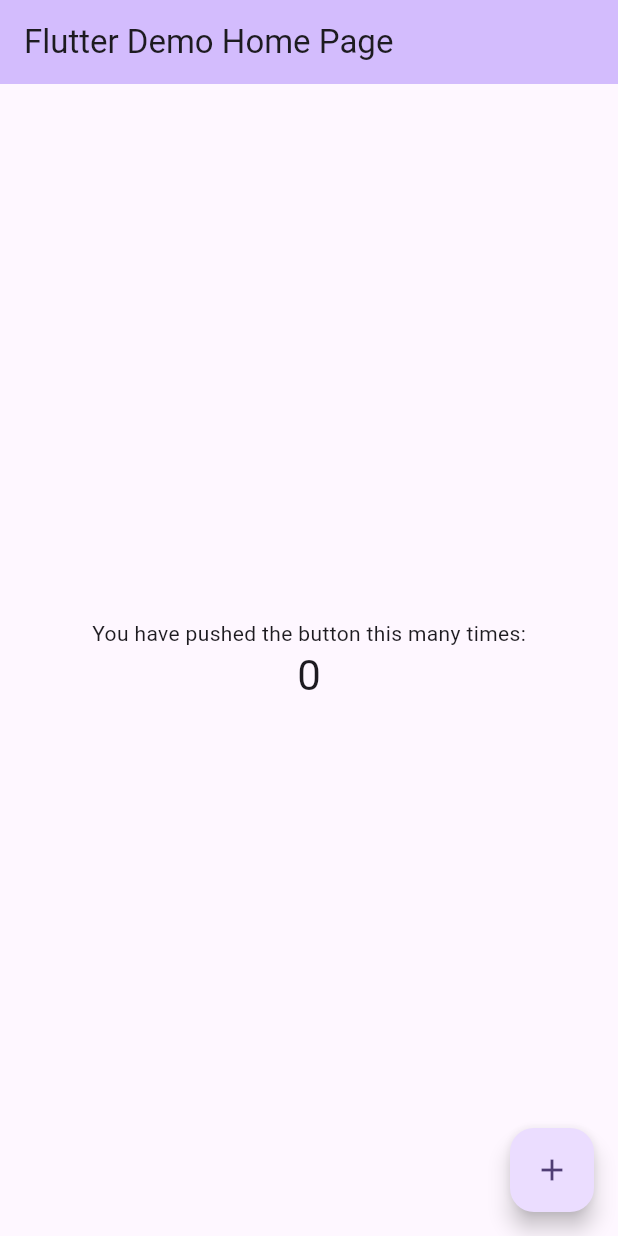
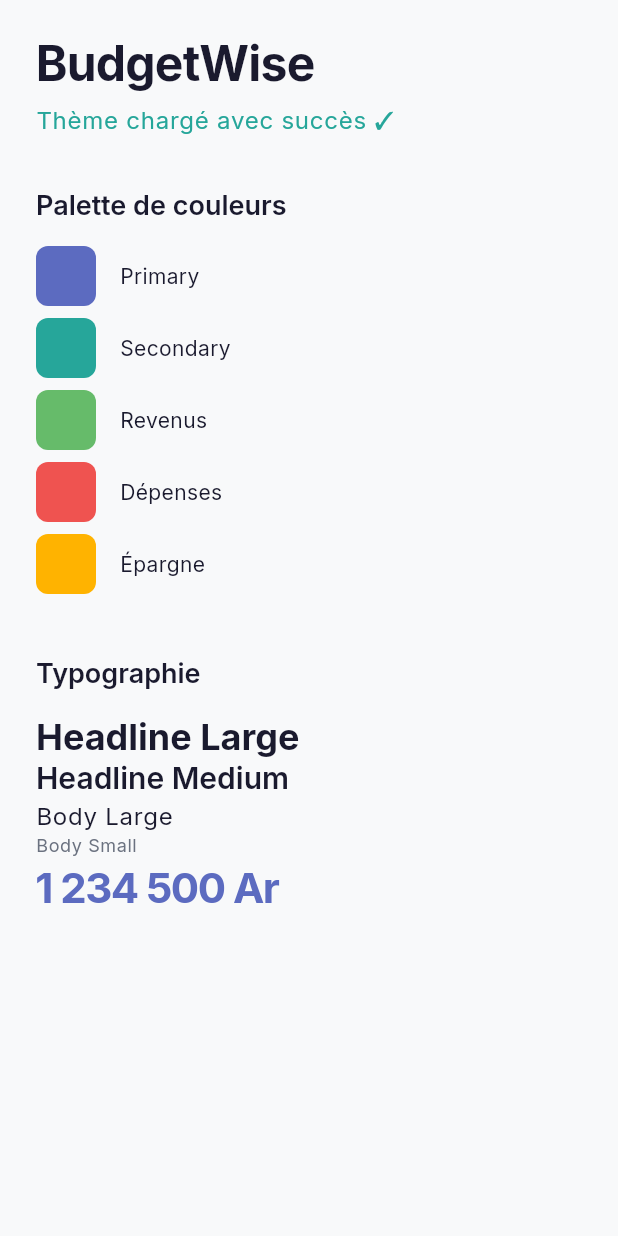
Before and after one commit to AvotriniainaRas/budget_wise, a Flutter app: the screen it shows after launch, on a phone screen of 412 x 824 dp. Run offline on Flutter 3.47's test engine with Material 3 defaults, Android fonts, the phone set to English and light mode, and no system bars; our stand-ins replace flutter_riverpod, google_fonts, hive_flutter; accounts and stored records are empty.

````diff
--- /dev/null
+++ b/lib/app.dart
@@ -0,0 +1,119 @@
+import 'package:flutter/material.dart';
+import 'package:flutter_riverpod/flutter_riverpod.dart';
+import 'core/theme/theme.dart';
+
+/// Widget racine de l'application BudgetWise.
+///
+/// [ConsumerWidget] permet d'écouter les providers Riverpod.
+/// Ici on l'utilise pour observer le [themeMode] (clair/sombre).
+class BudgetWiseApp extends ConsumerWidget {
+  const BudgetWiseApp({super.key});
+
+  @override
+  Widget build(BuildContext context, WidgetRef ref) {
+    return MaterialApp(
+      title: 'BudgetWise',
+      debugShowCheckedModeBanner: false,
+
+      // Thèmes clair et sombre définis dans AppTheme.
+      theme: AppTheme.light,
+      darkTheme: AppTheme.dark,
+
+      // Suit les préférences système pour l'instant.
+      // On branchera un provider Riverpod ici plus tard.
+      themeMode: ThemeMode.system,
+
+      // Écran temporaire pour vérifier que tout compile.
+      home: const _PlaceholderScreen(),
+    );
+  }
+}
+
+/// Écran temporaire — sera remplacé par go_router.
+class _PlaceholderScreen extends StatelessWidget {
+  const _PlaceholderScreen();
+
+  @override
+  Widget build(BuildContext context) {
+    final colors = Theme.of(context).colorScheme;
+    final texts  = Theme.of(context).textTheme;
+
+    return Scaffold(
+      backgroundColor: colors.surface,
+      body: SafeArea(
+        child: Padding(
+          padding: const EdgeInsets.all(AppTheme.spacingL),
+          child: Column(
+            crossAxisAlignment: CrossAxisAlignment.start,
+            children: [
+              // En-tête
+              Text('BudgetWise', style: texts.displayLarge),
+              const SizedBox(height: AppTheme.spacingS),
+              Text(
+                'Thème chargé avec succès ✓',
+                style: texts.bodyLarge?.copyWith(
+                  color: AppColors.secondary,
+                ),
+              ),
+              const SizedBox(height: AppTheme.spacingXL),
+
+              // Aperçu des couleurs
+              Text('Palette de couleurs', style: texts.headlineSmall),
+              const SizedBox(height: AppTheme.spacingM),
+              _ColorRow(label: 'Primary',  color: AppColors.primary),
+              _ColorRow(label: 'Secondary',color: AppColors.secondary),
+              _ColorRow(label: 'Revenus',  color: AppColors.income),
+              _ColorRow(label: 'Dépenses', color: AppColors.expense),
+              _ColorRow(label: 'Épargne',  color: AppColors.savings),
+
+              const SizedBox(height: AppTheme.spacingXL),
+
+              // Aperçu des typographies
+              Text('Typographie', style: texts.headlineSmall),
+              const SizedBox(height: AppTheme.spacingM),
+              Text('Headline Large',  style: texts.headlineLarge),
+              Text('Headline Medium', style: texts.headlineMedium),
+              Text('Body Large',      style: texts.bodyLarge),
+              Text('Body Small',      style: texts.bodySmall),
+              Text(
+                '1 234 500 Ar',
+                style: AppTextStyles.amount.copyWith(
+                  color: AppColors.primary,
+                ),
+              ),
+            ],
+          ),
+        ),
+      ),
+    );
+  }
+}
+
+/// Widget utilitaire pour afficher une couleur avec son label.
+class _ColorRow extends StatelessWidget {
+  const _ColorRow({required this.label, required this.color});
+
+  final String label;
+  final Color  color;
+
+  @override
+  Widget build(BuildContext context) {
+    return Padding(
+      padding: const EdgeInsets.only(bottom: AppTheme.spacingS),
+      child: Row(
+        children: [
+          Container(
+            width: 40,
+            height: 40,
+            decoration: BoxDecoration(
+              color: color,
+              borderRadius: BorderRadius.circular(AppTheme.radiusSmall),
+            ),
+          ),
+          const SizedBox(width: AppTheme.spacingM),
+          Text(label, style: Theme.of(context).textTheme.bodyMedium),
+        ],
+      ),
+    );
+  }
+}
--- /dev/null
+++ b/lib/core/theme/app_colors.dart
@@ -0,0 +1,40 @@
+import 'package:flutter/material.dart';
+
+/// Palette de couleurs de l'application BudgetWise.
+///
+/// Toutes les couleurs sont définies ici et référencées
+/// depuis [AppTheme]. Ne jamais écrire de couleurs en dur
+/// dans les widgets — toujours utiliser cette classe ou
+/// [Theme.of(context).colorScheme].
+abstract final class AppColors {
+  // ── Couleurs primaires ──────────────────────────────
+  static const Color primary        = Color(0xFF5C6BC0); // Indigo
+  static const Color primaryLight   = Color(0xFF8E99F3);
+  static const Color primaryDark    = Color(0xFF26418F);
+
+  // ── Couleurs secondaires ────────────────────────────
+  static const Color secondary      = Color(0xFF26A69A); // Teal
+  static const Color secondaryLight = Color(0xFF64D8CB);
+  static const Color secondaryDark  = Color(0xFF00766C);
+
+  // ── Sémantique financière ───────────────────────────
+  static const Color income         = Color(0xFF66BB6A); // Vert  = revenu
+  static const Color expense        = Color(0xFFEF5350); // Rouge = dépense
+  static const Color savings        = Color(0xFFFFB300); // Ambre = épargne
+
+  // ── Neutres ─────────────────────────────────────────
+  static const Color surface        = Color(0xFFF8F9FA);
+  static const Color card           = Color(0xFFFFFFFF);
+  static const Color divider        = Color(0xFFE0E0E0);
+
+  // ── Textes ──────────────────────────────────────────
+  static const Color textPrimary    = Color(0xFF1A1A2E);
+  static const Color textSecondary  = Color(0xFF6B7280);
+  static const Color textHint       = Color(0xFFB0BEC5);
+
+  // ── Dark mode ───────────────────────────────────────
+  static const Color darkBackground = Color(0xFF0F0F1A);
+  static const Color darkSurface    = Color(0xFF1A1A2E);
+  static const Color darkCard       = Color(0xFF252540);
+  static const Color darkDivider    = Color(0xFF2E2E4A);
+}
--- /dev/null
+++ b/lib/core/theme/app_text_styles.dart
@@ -0,0 +1,72 @@
+import 'package:flutter/material.dart';
+import 'package:google_fonts/google_fonts.dart';
+import 'app_colors.dart';
+
+/// Styles de texte de l'application BudgetWise.
+///
+/// Basés sur la police [Inter] via Google Fonts.
+/// Hiérarchie : displayLarge → bodySmall → labelSmall.
+abstract final class AppTextStyles {
+  static TextStyle get _base => GoogleFonts.inter(
+    color: AppColors.textPrimary,
+  );
+
+  // ── Titres principaux ────────────────────────────────
+  static TextStyle get displayLarge => _base.copyWith(
+    fontSize: 32,
+    fontWeight: FontWeight.w700,
+    letterSpacing: -0.5,
+  );
+
+  static TextStyle get headlineLarge => _base.copyWith(
+    fontSize: 24,
+    fontWeight: FontWeight.w700,
+  );
+
+  static TextStyle get headlineMedium => _base.copyWith(
+    fontSize: 20,
+    fontWeight: FontWeight.w600,
+  );
+
+  static TextStyle get headlineSmall => _base.copyWith(
+    fontSize: 18,
+    fontWeight: FontWeight.w600,
+  );
+
+  // ── Corps de texte ───────────────────────────────────
+  static TextStyle get bodyLarge => _base.copyWith(
+    fontSize: 16,
+    fontWeight: FontWeight.w400,
+  );
+
+  static TextStyle get bodyMedium => _base.copyWith(
+    fontSize: 14,
+    fontWeight: FontWeight.w400,
+  );
+
+  static TextStyle get bodySmall => _base.copyWith(
+    fontSize: 12,
+    fontWeight: FontWeight.w400,
+    color: AppColors.textSecondary,
+  );
+
+  // ── Labels & montants ────────────────────────────────
+  static TextStyle get labelLarge => _base.copyWith(
+    fontSize: 14,
+    fontWeight: FontWeight.w600,
+    letterSpacing: 0.1,
+  );
+
+  /// Style spécifique pour afficher les montants financiers.
+  static TextStyle get amount => _base.copyWith(
+    fontSize: 28,
+    fontWeight: FontWeight.w700,
+    letterSpacing: -1.0,
+  );
+
+  static TextStyle get amountSmall => _base.copyWith(
+    fontSize: 18,
+    fontWeight: FontWeight.w600,
+    letterSpacing: -0.5,
+  );
+}
--- /dev/null
+++ b/lib/core/theme/app_theme.dart
@@ -0,0 +1,194 @@
+import 'package:flutter/material.dart';
+import 'package:google_fonts/google_fonts.dart';
+import 'app_colors.dart';
+import 'app_text_styles.dart';
+
+/// Thème principal de BudgetWise.
+///
+/// Usage dans [MaterialApp] :
+/// ```dart
+/// MaterialApp(
+///   theme: AppTheme.light,
+///   darkTheme: AppTheme.dark,
+///   themeMode: ThemeMode.system,
+/// )
+/// ```
+abstract final class AppTheme {
+  // ── Constantes de design ─────────────────────────────
+  static const double radiusSmall  = 8.0;
+  static const double radiusMedium = 12.0;
+  static const double radiusLarge  = 20.0;
+  static const double radiusXL     = 28.0;
+
+  static const double spacingXS    = 4.0;
+  static const double spacingS     = 8.0;
+  static const double spacingM     = 16.0;
+  static const double spacingL     = 24.0;
+  static const double spacingXL    = 32.0;
+
+  // ── Thème clair ──────────────────────────────────────
+  static ThemeData get light => ThemeData(
+    useMaterial3: true,
+    brightness: Brightness.light,
+    colorScheme: const ColorScheme.light(
+      primary:          AppColors.primary,
+      onPrimary:        Colors.white,
+      primaryContainer: AppColors.primaryLight,
+      secondary:        AppColors.secondary,
+      onSecondary:      Colors.white,
+      surface:          AppColors.surface,
+      onSurface:        AppColors.textPrimary,
+      error:            AppColors.expense,
+      onError:          Colors.white,
+    ),
+    scaffoldBackgroundColor: AppColors.surface,
+    textTheme: _buildTextTheme(Brightness.light),
+    appBarTheme: _appBarTheme(Brightness.light),
+    cardTheme: _cardTheme(Brightness.light),
+    elevatedButtonTheme: _elevatedButtonTheme(),
+    inputDecorationTheme: _inputDecorationTheme(Brightness.light),
+    dividerTheme: const DividerThemeData(
+      color: AppColors.divider,
+      thickness: 1,
+    ),
+    chipTheme: _chipTheme(Brightness.light),
+  );
+
+  // ── Thème sombre ─────────────────────────────────────
+  static ThemeData get dark => ThemeData(
+    useMaterial3: true,
+    brightness: Brightness.dark,
+    colorScheme: const ColorScheme.dark(
+      primary:          AppColors.primaryLight,
+      onPrimary:        AppColors.primaryDark,
+      primaryContainer: AppColors.primaryDark,
+      secondary:        AppColors.secondaryLight,
+      onSecondary:      AppColors.secondaryDark,
+      surface:          AppColors.darkSurface,
+      onSurface:        Colors.white,
+      error:            AppColors.expense,
+      onError:          Colors.white,
+    ),
+    scaffoldBackgroundColor: AppColors.darkBackground,
+    textTheme: _buildTextTheme(Brightness.dark),
+    appBarTheme: _appBarTheme(Brightness.dark),
+    cardTheme: _cardTheme(Brightness.dark),
+    elevatedButtonTheme: _elevatedButtonTheme(),
+    inputDecorationTheme: _inputDecorationTheme(Brightness.dark),
+    dividerTheme: const DividerThemeData(
+      color: AppColors.darkDivider,
+      thickness: 1,
+    ),
+    chipTheme: _chipTheme(Brightness.dark),
+  );
+
+  // ── Constructeurs privés ─────────────────────────────
+
+  static TextTheme _buildTextTheme(Brightness brightness) {
+    final color = brightness == Brightness.light
+        ? AppColors.textPrimary
+        : Colors.white;
+
+    return GoogleFonts.interTextTheme().copyWith(
+      displayLarge:  AppTextStyles.displayLarge.copyWith(color: color),
+      headlineLarge: AppTextStyles.headlineLarge.copyWith(color: color),
+      headlineMedium: AppTextStyles.headlineMedium.copyWith(color: color),
+      headlineSmall: AppTextStyles.headlineSmall.copyWith(color: color),
+      bodyLarge:     AppTextStyles.bodyLarge.copyWith(color: color),
+      bodyMedium:    AppTextStyles.bodyMedium.copyWith(color: color),
+      bodySmall:     AppTextStyles.bodySmall,
+      labelLarge:    AppTextStyles.labelLarge.copyWith(color: color),
+    );
+  }
+
+  static AppBarTheme _appBarTheme(Brightness brightness) => AppBarTheme(
+    elevation: 0,
+    scrolledUnderElevation: 1,
+    centerTitle: false,
+    backgroundColor: brightness == Brightness.light
+        ? AppColors.surface
+        : AppColors.darkSurface,
+    foregroundColor: brightness == Brightness.light
+        ? AppColors.textPrimary
+        : Colors.white,
+  );
+
+  static CardThemeData _cardTheme(Brightness brightness) => CardThemeData(
+    elevation: 0,
+    color: brightness == Brightness.light
+        ? AppColors.card
+        : AppColors.darkCard,
+    shape: RoundedRectangleBorder(
+      borderRadius: BorderRadius.circular(radiusLarge),
+      side: BorderSide(
+        color: brightness == Brightness.light
+            ? AppColors.divider
+            : AppColors.darkDivider,
+        width: 1,
+      ),
+    ),
+    margin: EdgeInsets.zero,
+  );
+
+  static ElevatedButtonThemeData _elevatedButtonTheme() =>
+      ElevatedButtonThemeData(
+        style: ElevatedButton.styleFrom(
+          backgroundColor: AppColors.primary,
+          foregroundColor: Colors.white,
+          elevation: 0,
+          minimumSize: const Size(double.infinity, 52),
+          shape: RoundedRectangleBorder(
+            borderRadius: BorderRadius.circular(radiusMedium),
+          ),
+          textStyle: AppTextStyles.labelLarge,
+        ),
+      );
+
+  static InputDecorationTheme _inputDecorationTheme(Brightness brightness) =>
+      InputDecorationTheme(
+        filled: true,
+        fillColor: brightness == Brightness.light
+            ? AppColors.card
+            : AppColors.darkCard,
+        contentPadding: const EdgeInsets.symmetric(
+          horizontal: spacingM,
+          vertical: spacingM,
+        ),
+        border: OutlineInputBorder(
+          borderRadius: BorderRadius.circular(radiusMedium),
+          borderSide: const BorderSide(color: AppColors.divider),
+        ),
+        enabledBorder: OutlineInputBorder(
+          borderRadius: BorderRadius.circular(radiusMedium),
+          borderSide: const BorderSide(color: AppColors.divider),
+        ),
+        focusedBorder: OutlineInputBorder(
+          borderRadius: BorderRadius.circular(radiusMedium),
+          borderSide: const BorderSide(
+            color: AppColors.primary,
+            width: 2,
+          ),
+        ),
+        errorBorder: OutlineInputBorder(
+          borderRadius: BorderRadius.circular(radiusMedium),
+          borderSide: const BorderSide(color: AppColors.expense),
+        ),
+        hintStyle: AppTextStyles.bodyMedium.copyWith(
+          color: AppColors.textHint,
+        ),
+      );
+
+  static ChipThemeData _chipTheme(Brightness brightness) => ChipThemeData(
+    backgroundColor: brightness == Brightness.light
+        ? AppColors.surface
+        : AppColors.darkCard,
+    labelStyle: AppTextStyles.bodySmall,
+    shape: RoundedRectangleBorder(
+      borderRadius: BorderRadius.circular(radiusSmall),
+    ),
+    padding: const EdgeInsets.symmetric(
+      horizontal: spacingS,
+      vertical: spacingXS,
+    ),
+  );
+}
--- /dev/null
+++ b/lib/core/theme/theme.dart
@@ -0,0 +1,3 @@
+export 'app_colors.dart';
+export 'app_text_styles.dart';
+export 'app_theme.dart';
--- a/lib/main.dart
+++ b/lib/main.dart
@@ -1,122 +1,25 @@
 import 'package:flutter/material.dart';
+import 'package:flutter_riverpod/flutter_riverpod.dart';
+import 'package:hive_flutter/hive_flutter.dart';
+import 'app.dart';
 
-void main() {
-  runApp(const MyApp());
+/// Point d'entrée de l'application BudgetWise.
+///
+/// Initialise Hive (base de données locale) avant
+/// de lancer l'application Flutter.
+Future<void> main() async {
+  // Garantit que les bindings Flutter sont prêts
+  // avant tout appel asynchrone.
+  WidgetsFlutterBinding.ensureInitialized();
+
+  // Initialise Hive dans le répertoire de l'application.
+  await Hive.initFlutter();
+
+  // ProviderScope est le conteneur global de Riverpod.
+  // Il doit envelopper toute l'application.
+  runApp(
+    const ProviderScope(
+      child: BudgetWiseApp(),
+    ),
+  );
 }
-
-class MyApp extends StatelessWidget {
-  const MyApp({super.key});
-
-  // This widget is the root of your application.
-  @override
-  Widget build(BuildContext context) {
-    return MaterialApp(
-      title: 'Flutter Demo',
-      theme: ThemeData(
-        // This is the theme of your application.
-        //
-        // TRY THIS: Try running your application with "flutter run". You'll see
-        // the application has a purple toolbar. Then, without quitting the app,
-        // try changing the seedColor in the colorScheme below to Colors.green
-        // and then invoke "hot reload" (save your changes or press the "hot
-        // reload" button in a Flutter-supported IDE, or press "r" if you used
-        // the command line to start the app).
-        //
-        // Notice that the counter didn't reset back to zero; the application
-        // state is not lost during the reload. To reset the state, use hot
-        // restart instead.
-        //
-        // This works for code too, not just values: Most code changes can be
-        // tested with just a hot reload.
-        colorScheme: .fromSeed(seedColor: Colors.deepPurple),
-      ),
-      home: const MyHomePage(title: 'Flutter Demo Home Page'),
-    );
-  }
-}
-
-class MyHomePage extends StatefulWidget {
-  const MyHomePage({super.key, required this.title});
-
-  // This widget is the home page of your application. It is stateful, meaning
-  // that it has a State object (defined below) that contains fields that affect
-  // how it looks.
-
-  // This class is the configuration for the state. It holds the values (in this
-  // case the title) provided by the parent (in this case the App widget) and
-  // used by the build method of the State. Fields in a Widget subclass are
-  // always marked "final".
-
-  final String title;
-
-  @override
-  State<MyHomePage> createState() => _MyHomePageState();
-}
-
-class _MyHomePageState extends State<MyHomePage> {
-  int _counter = 0;
-
-  void _incrementCounter() {
-    setState(() {
-      // This call to setState tells the Flutter framework that something has
-      // changed in this State, which causes it to rerun the build method below
-      // so that the display can reflect the updated values. If we changed
-      // _counter without calling setState(), then the build method would not be
-      // called again, and so nothing would appear to happen.
-      _counter++;
-    });
-  }
-
-  @override
-  Widget build(BuildContext context) {
-    // This method is rerun every time setState is called, for instance as done
-    // by the _incrementCounter method above.
-    //
-    // The Flutter framework has been optimized to make rerunning build methods
-    // fast, so that you can just rebuild anything that needs updating rather
-    // than having to individually change instances of widgets.
-    return Scaffold(
-      appBar: AppBar(
-        // TRY THIS: Try changing the color here to a specific color (to
-        // Colors.amber, perhaps?) and trigger a hot reload to see the AppBar
-        // change color while the other colors stay the same.
-        backgroundColor: Theme.of(context).colorScheme.inversePrimary,
-        // Here we take the value from the MyHomePage object that was created by
-        // the App.build method, and use it to set our appbar title.
-        title: Text(widget.title),
-      ),
-      body: Center(
-        // Center is a layout widget. It takes a single child and positions it
-        // in the middle of the parent.
-        child: Column(
-          // Column is also a layout widget. It takes a list of children and
-          // arranges them vertically. By default, it sizes itself to fit its
-          // children horizontally, and tries to be as tall as its parent.
-          //
-          // Column has various properties to control how it sizes itself and
-          // how it positions its children. Here we use mainAxisAlignment to
-          // center the children vertically; the main axis here is the vertical
-          // axis because Columns are vertical (the cross axis would be
-          // horizontal).
-          //
-          // TRY THIS: Invoke "debug painting" (choose the "Toggle Debug Paint"
-          // action in the IDE, or press "p" in the console), to see the
-          // wireframe for each widget.
-          mainAxisAlignment: .center,
-          children: [
-            const Text('You have pushed the button this many times:'),
-            Text(
-              '$_counter',
-              style: Theme.of(context).textTheme.headlineMedium,
-            ),
-          ],
-        ),
-      ),
-      floatingActionButton: FloatingActionButton(
-        onPressed: _incrementCounter,
-        tooltip: 'Increment',
-        child: const Icon(Icons.add),
-      ),
-    );
-  }
-}
````
Also changed, not shown: pubspec.yaml (+52 -70 lines), pubspec.lock, 2 other files.
